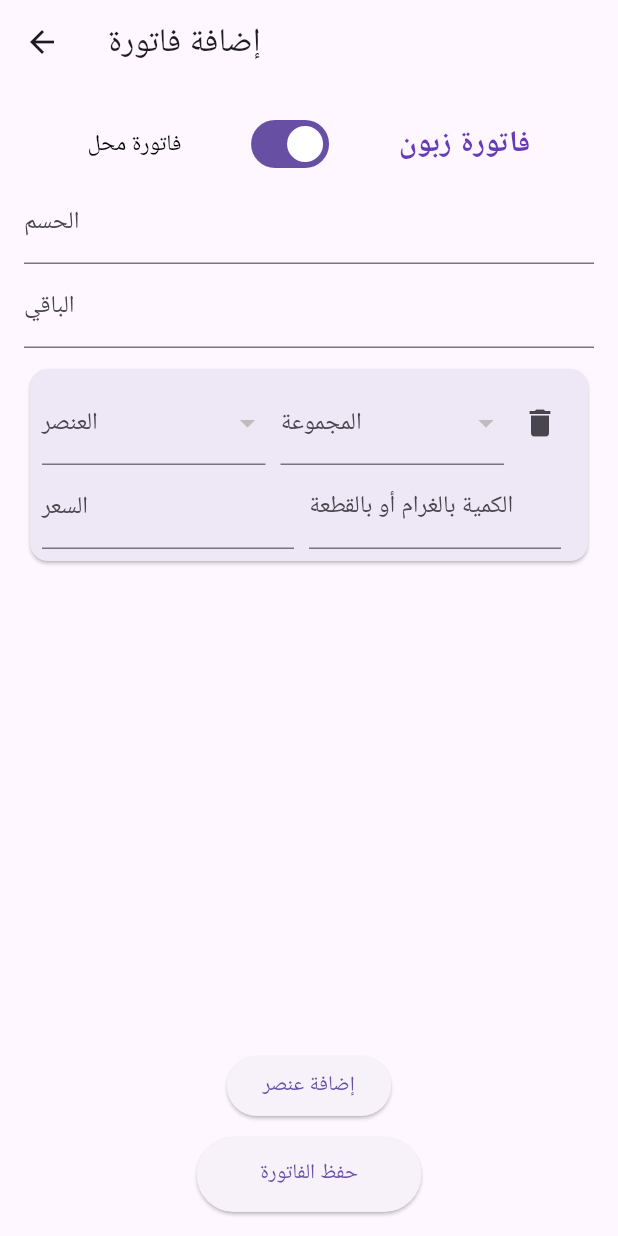
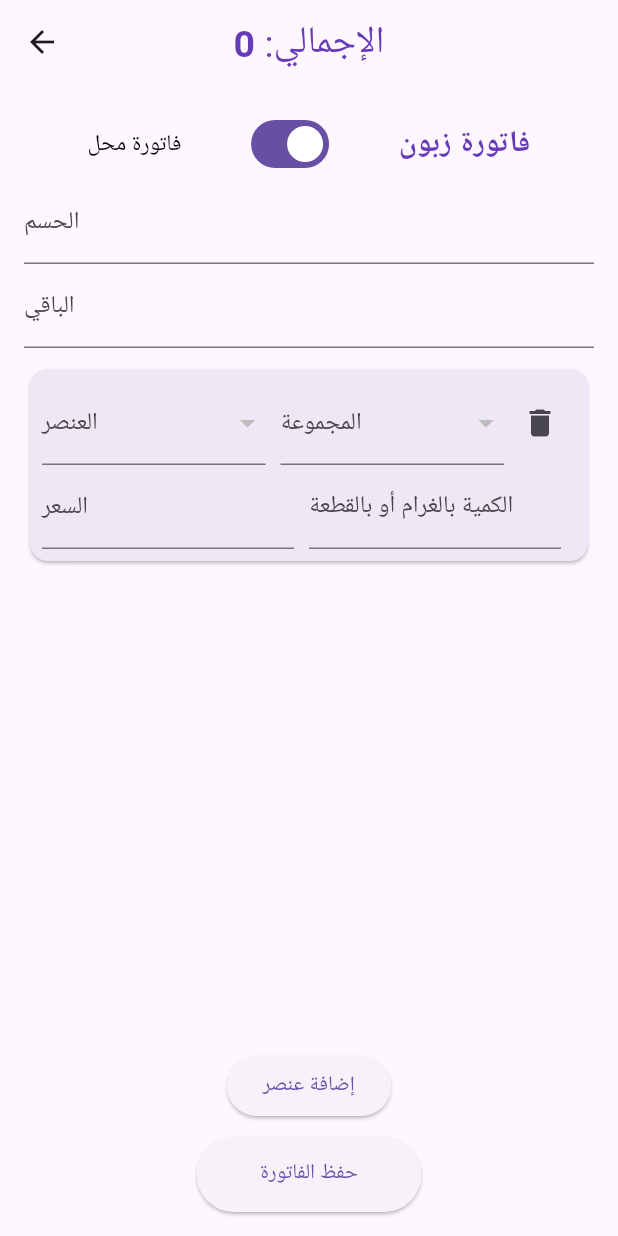
Before and after one commit to HaidaraIB/AlKhal, a Flutter app: the AddTransactionForm screen opened directly, on a phone screen of 412 x 824 dp. Run offline on Flutter 3.47's test engine with Material 3 defaults, Android fonts, the phone set to English and light mode, and no system bars; our stand-ins replace flutter_bloc, permission_handler, share_plus, shared_preferences, sqflite; accounts and stored records are empty.

Commit message:
bug fixes in computing transaction values, other ui improvements

```diff
--- a/lib/cubit/transaction/transaction_cubit.dart
+++ b/lib/cubit/transaction/transaction_cubit.dart
@@ -51,6 +51,11 @@ class TransactionCubit extends Cubit<TransactionState> {
                   [TransactionFilter.all, TransactionFilter.buy]
                       .contains(filter);
         }).toList();
+        transactions.sort(
+          (a, b) => (b as Transaction)
+              .transactionDate
+              .compareTo((a as Transaction).transactionDate),
+        );
       },
     );
   }
--- a/lib/screens/add_transaction_screen.dart
+++ b/lib/screens/add_transaction_screen.dart
@@ -171,7 +171,28 @@ class _AddTransactionFormState extends State<AddTransactionForm> {
         if (snapshot.hasData) {
           return Scaffold(
             appBar: AppBar(
-              title: const Text('إضافة فاتورة'),
+              title: RichText(
+                textDirection: TextDirection.rtl,
+                textAlign: TextAlign.center,
+                text: TextSpan(
+                  text: "الإجمالي: ",
+                  style: const TextStyle(
+                    fontSize: 25,
+                    color: Colors.deepPurple,
+                  ),
+                  children: <TextSpan>[
+                    TextSpan(
+                      text: formatDouble(calculateTotalPrice()),
+                      style: const TextStyle(
+                        color: Colors.deepPurple,
+                        fontWeight: FontWeight.bold,
+                        fontSize: 25,
+                      ),
+                    ),
+                  ],
+                ),
+              ),
+              centerTitle: true,
             ),
             body: Padding(
               padding: const EdgeInsets.all(16.0),
@@ -280,7 +301,8 @@ class _AddTransactionFormState extends State<AddTransactionForm> {
   }
 
   Widget _buildItemListView(AsyncSnapshot<Map<String, List<Model>>> snapshot) {
-    return Expanded(
+    return Flexible(
+      fit: FlexFit.tight,
       child: ListView.builder(
         shrinkWrap: true,
         itemCount: _selectedItems.length,
@@ -478,16 +500,11 @@ class _AddTransactionFormState extends State<AddTransactionForm> {
             return "الرجاء إدخال عدد موجب";
           }
         }
-        List<Model> items = snapshot.data!["items"]!;
-        var insufficientQuantity = items.where((item) {
-          Item i = item as Item;
-          return (i.id == _selectedItems[index]['item_id'] &&
-              i.quantity <
-                  (_isSale && i.unit == MeasurementUnit.kg
-                      ? _selectedItems[index]['quantity'] / 1000
-                      : _selectedItems[index]['quantity']));
-        });
-        if (_isSale && insufficientQuantity.isNotEmpty) {
+        bool insufficientQuantity = _selectedItems[index]['item'].quantity <
+            (_isSale && _selectedItems[index]['item'].unit == MeasurementUnit.kg
+                ? _selectedItems[index]['quantity'] / 1000
+                : _selectedItems[index]['quantity']);
+        if (_isSale && insufficientQuantity) {
           return "الكمية تجاوزت المخزون";
         } else if (_isSale &&
             _selectedItems[index]['quantity'] != 0 &&
@@ -525,27 +542,41 @@ class _AddTransactionFormState extends State<AddTransactionForm> {
     );
   }
 
+  double calculateTotalPrice() {
+    double totalPrice = 0;
+    for (var si in _selectedItems) {
+      Map res = calculateItemValues(si);
+      double sellingPrice = res['sellingPrice'];
+      double purchasePrice = res['purchasePrice'];
+      totalPrice += _isSale ? sellingPrice : purchasePrice;
+    }
+    return totalPrice;
+  }
+
   Map calculateItemValues(Map si) {
+    if (si['item'] == null) {
+      return {
+        "sellingPrice": 0.0,
+        "purchasePrice": 0.0,
+        "transactionItemQuantity": 0.0,
+      };
+    }
     Item i = si['item'];
     bool isKg = i.unit == MeasurementUnit.kg;
     double sellingPrice = 0;
     double purchasePrice = 0;
     double transactionItemQuantity = 0;
-    if (si['quantity'] != 0) {
+    if (si['quantity'] != null && si['quantity'] != 0) {
       if (isKg) {
-        transactionItemQuantity = si['quantity'] * (_isSale ? 1 : 1000);
-        int quantityMultiplier = _isSale ? 1000 : 1;
-        sellingPrice = i.sellingPrice * si['quantity'] / quantityMultiplier;
-        purchasePrice = i.purchasePrice * si['quantity'] / quantityMultiplier;
+        int quantityFactor = _isSale ? 1000 : 1;
+        transactionItemQuantity = si['quantity'] / quantityFactor;
       } else {
         transactionItemQuantity = si['quantity'];
-        sellingPrice = i.sellingPrice * si['quantity'];
-        purchasePrice = i.purchasePrice * si['quantity'];
       }
-    } else {
-      int quantityMultiplier = isKg ? 1000 : 1;
-      transactionItemQuantity =
-          (si['price'] / i.sellingPrice) * quantityMultiplier;
+      sellingPrice = i.sellingPrice * transactionItemQuantity;
+      purchasePrice = i.purchasePrice * transactionItemQuantity;
+    } else if (si['price'] != null) {
+      transactionItemQuantity = si['price'] / i.sellingPrice;
       sellingPrice = si['price'];
       purchasePrice = i.purchasePrice * (si['price'] / i.sellingPrice);
     }
--- a/lib/services/database_helper.dart
+++ b/lib/services/database_helper.dart
@@ -83,6 +83,7 @@ class DatabaseHelper {
           id INTEGER PRIMARY KEY AUTOINCREMENT,
           transaction_date TIMESTAMP,
           discount REAL,
+          reminder REAL,
           total_price REAL,
           total_profit REAL,
           is_sale INTEGER
```
Also changed, not shown: lib/models/transaction.dart (+2 -5 lines), lib/models/transaction_item.dart (+3 -9 lines), lib/widgets/transaction_item_card.dart (+4 -19 lines).
